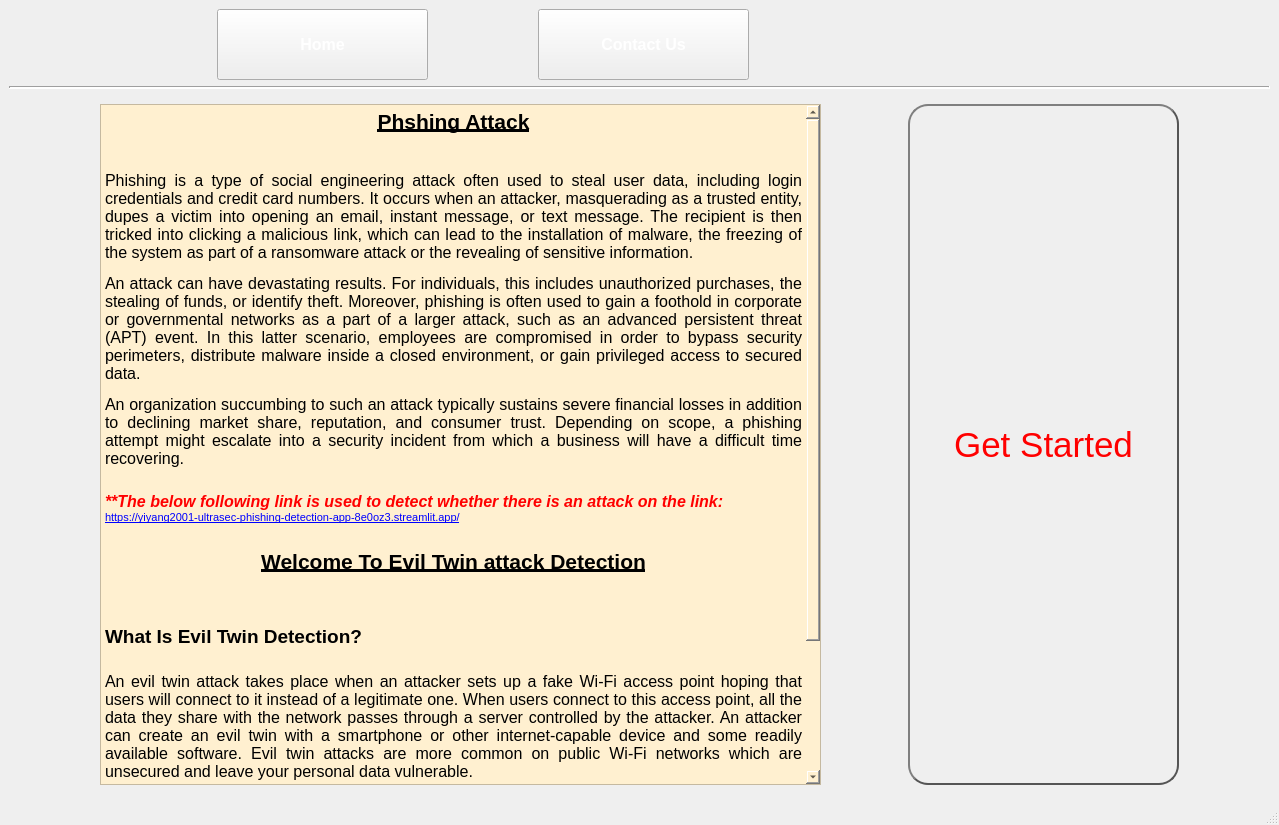
Qt form Home.ui (ryanlee13288/EvilTwinDetectFYP) before a commit.
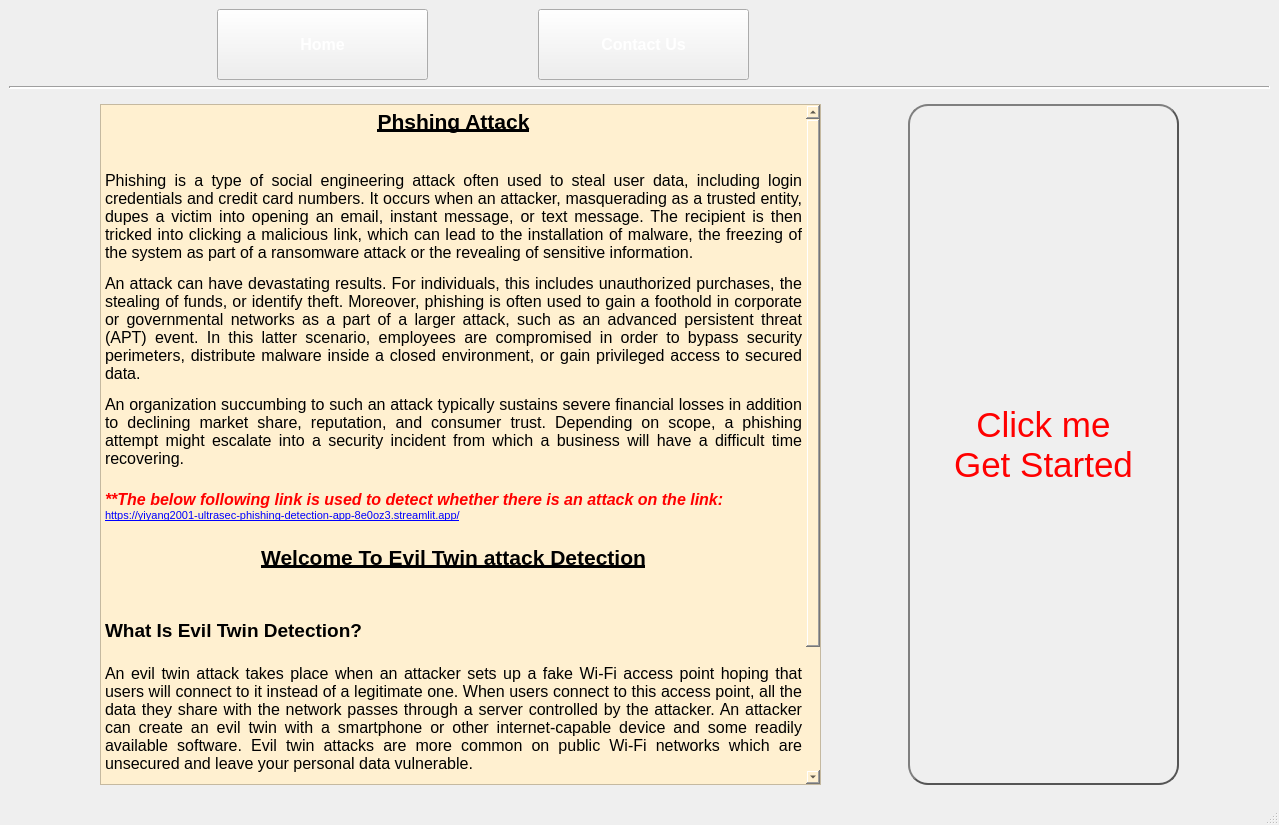
The same form after that commit. Icons and pictures are not drawn.

Diff of the .ui file:
```diff
--- a/Home.ui
+++ b/Home.ui
@@ -278,9 +278,9 @@
            <string>&lt;!DOCTYPE HTML PUBLIC &quot;-//W3C//DTD HTML 4.0//EN&quot; &quot;http://www.w3.org/TR/REC-html40/strict.dtd&quot;&gt;
 &lt;html&gt;&lt;head&gt;&lt;meta name=&quot;qrichtext&quot; content=&quot;1&quot; /&gt;&lt;style type=&quot;text/css&quot;&gt;
 p, li { white-space: pre-wrap; }
-&lt;/style&gt;&lt;/head&gt;&lt;body style=&quot; font-family:'MS Shell Dlg 2'; font-size:7.8pt; font-weight:400; font-style:normal;&quot;&gt;
+&lt;/style&gt;&lt;/head&gt;&lt;body style=&quot; font-family:'MS Shell Dlg 2'; font-size:6.6pt; font-weight:400; font-style:normal;&quot;&gt;
 &lt;p align=&quot;center&quot; style=&quot; margin-top:12px; margin-bottom:12px; margin-left:0px; margin-right:0px; -qt-block-indent:0; text-indent:0px;&quot;&gt;&lt;span style=&quot; font-size:16pt; font-weight:600; text-decoration: underline;&quot;&gt;Phshing Attack&lt;/span&gt;&lt;/p&gt;
-&lt;p style=&quot;-qt-paragraph-type:empty; margin-top:12px; margin-bottom:12px; margin-left:0px; margin-right:0px; -qt-block-indent:0; text-indent:0px;&quot;&gt;&lt;br /&gt;&lt;/p&gt;
+&lt;p style=&quot;-qt-paragraph-type:empty; margin-top:12px; margin-bottom:12px; margin-left:0px; margin-right:0px; -qt-block-indent:0; text-indent:0px; font-size:7.8pt;&quot;&gt;&lt;br /&gt;&lt;/p&gt;
 &lt;p align=&quot;justify&quot; style=&quot; margin-top:12px; margin-bottom:12px; margin-left:0px; margin-right:0px; -qt-block-indent:0; text-indent:0px;&quot;&gt;&lt;span style=&quot; font-size:12pt;&quot;&gt;Phishing is a type of social engineering attack often used to steal user data, including login credentials and credit card numbers. It occurs when an attacker, masquerading as a trusted entity, dupes a victim into opening an email, instant message, or text message. The recipient is then tricked into clicking a malicious link, which can lead to the installation of malware, the freezing of the system as part of a ransomware attack or the revealing of sensitive information.&lt;/span&gt;&lt;/p&gt;
 &lt;p align=&quot;justify&quot; style=&quot; margin-top:12px; margin-bottom:12px; margin-left:0px; margin-right:0px; -qt-block-indent:0; text-indent:0px;&quot;&gt;&lt;span style=&quot; font-size:12pt;&quot;&gt;An attack can have devastating results. For individuals, this includes unauthorized purchases, the stealing of funds, or identify theft. Moreover, phishing is often used to gain a foothold in corporate or governmental networks as a part of a larger attack, such as an advanced persistent threat (APT) event. In this latter scenario, employees are compromised in order to bypass security perimeters, distribute malware inside a closed environment, or gain privileged access to secured data.&lt;/span&gt;&lt;/p&gt;
 &lt;p align=&quot;justify&quot; style=&quot; margin-top:12px; margin-bottom:12px; margin-left:0px; margin-right:0px; -qt-block-indent:0; text-indent:0px;&quot;&gt;&lt;span style=&quot; font-size:12pt;&quot;&gt;An organization succumbing to such an attack typically sustains severe financial losses in addition to declining market share, reputation, and consumer trust. Depending on scope, a phishing attempt might escalate into a security incident from which a business will have a difficult time recovering.&lt;br /&gt;&lt;/span&gt;&lt;/p&gt;
@@ -290,7 +290,7 @@
 &lt;p style=&quot; margin-top:12px; margin-bottom:12px; margin-left:0px; margin-right:0px; -qt-block-indent:0; text-indent:0px;&quot;&gt;&lt;span style=&quot; font-size:14pt; font-weight:600;&quot;&gt;What Is Evil Twin Detection?&lt;/span&gt;&lt;span style=&quot; font-size:9pt;&quot;&gt;&lt;br /&gt;&lt;/span&gt;&lt;/p&gt;
 &lt;p align=&quot;center&quot; style=&quot; margin-top:12px; margin-bottom:12px; margin-left:0px; margin-right:0px; -qt-block-indent:0; text-indent:0px;&quot;&gt;&lt;img src=&quot;:/img/evilTwinAtk.png&quot; width=&quot;667&quot; height=&quot;480&quot; /&gt;&lt;/p&gt;
 &lt;p align=&quot;justify&quot; style=&quot; margin-top:12px; margin-bottom:12px; margin-left:0px; margin-right:0px; -qt-block-indent:0; text-indent:0px;&quot;&gt;&lt;span style=&quot; font-size:12pt;&quot;&gt;An evil twin attack takes place when an attacker sets up a fake Wi-Fi access point hoping that users will connect to it instead of a legitimate one. When users connect to this access point, all the data they share with the network passes through a server controlled by the attacker. An attacker can create an evil twin with a smartphone or other internet-capable device and some readily available software. Evil twin attacks are more common on public Wi-Fi networks which are unsecured and leave your personal data vulnerable.&lt;/span&gt;&lt;/p&gt;
-&lt;p style=&quot;-qt-paragraph-type:empty; margin-top:12px; margin-bottom:12px; margin-left:0px; margin-right:0px; -qt-block-indent:0; text-indent:0px;&quot;&gt;&lt;br /&gt;&lt;/p&gt;
+&lt;p style=&quot;-qt-paragraph-type:empty; margin-top:12px; margin-bottom:12px; margin-left:0px; margin-right:0px; -qt-block-indent:0; text-indent:0px; font-size:7.8pt;&quot;&gt;&lt;br /&gt;&lt;/p&gt;
 &lt;p style=&quot; margin-top:12px; margin-bottom:12px; margin-left:0px; margin-right:0px; -qt-block-indent:0; text-indent:0px;&quot;&gt;&lt;span style=&quot; font-size:14pt; font-weight:600;&quot;&gt;What this application do?&lt;/span&gt;&lt;/p&gt;
 &lt;p align=&quot;justify&quot; style=&quot; margin-top:12px; margin-bottom:12px; margin-left:0px; margin-right:0px; -qt-block-indent:0; text-indent:0px;&quot;&gt;&lt;span style=&quot; font-size:12pt;&quot;&gt;This application is to use some specific algorithme to detect the potential dangerouse of the duplication SSID(WiFi Name) is it an evil twin attack or not. After we successfully detected, it will aleart the user is they are under evil twin attack or not.&lt;/span&gt;&lt;/p&gt;
 &lt;p style=&quot; margin-top:12px; margin-bottom:12px; margin-left:0px; margin-right:0px; -qt-block-indent:0; text-indent:0px;&quot;&gt;&lt;span style=&quot; font-size:9pt;&quot;&gt;&lt;br /&gt;&lt;/span&gt;&lt;/p&gt;&lt;/body&gt;&lt;/html&gt;</string>
@@ -374,7 +374,8 @@
 </string>
           </property>
           <property name="text">
-           <string>Get Started</string>
+           <string>Click me 
+Get Started</string>
           </property>
           <property name="checkable">
            <bool>false</bool>
```
Left out of the diff: 14 changed lines with no effect on the pictures.
